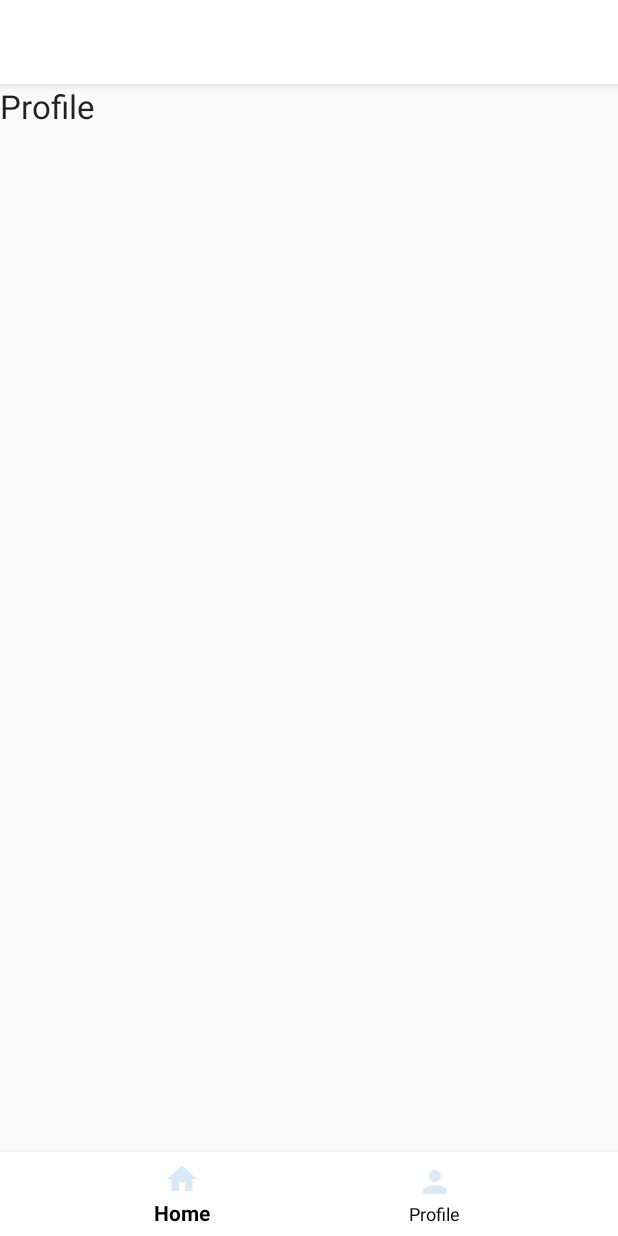
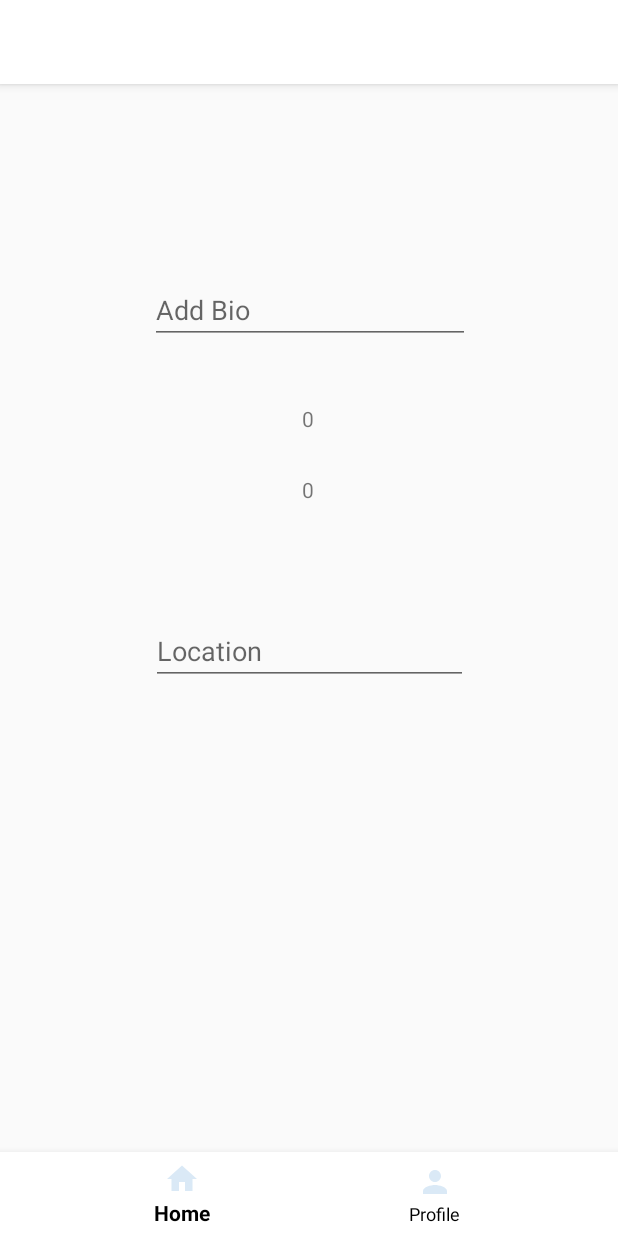
Before and after one commit to Bepen/ArtHouseGalleriaMobile, an Android app: the fragment ProfileFragment placed in its activity, on a phone screen of 412 x 824 dp. Run offline under Robolectric (Android 15) with nearby library versions, the phone set to English and light mode, and no system bars.

Commit message:
hard coded profile (user2 has info)

```diff
--- a/app/src/main/java/com/example/arthouseapp/Login.java
+++ b/app/src/main/java/com/example/arthouseapp/Login.java
@@ -45,6 +45,7 @@ public class Login extends AppCompatActivity {
                 else{
                     if(tryLogin(uText.getText().toString(), pText.getText().toString())){
                         ProfileFragment.loggedIn = true;
+                        ProfileFragment.userIndex = userIndex;
                         finish();
                     }else {
                         tryAgain.setText("Try Again");
--- a/app/src/main/java/com/example/arthouseapp/ProfileFragment.java
+++ b/app/src/main/java/com/example/arthouseapp/ProfileFragment.java
@@ -2,14 +2,28 @@ package com.example.arthouseapp;
 import android.content.Intent;
 import android.os.Bundle;
 import android.support.annotation.Nullable;
+import android.support.v4.app.FragmentTransaction;
+import android.support.v7.app.AppCompatActivity;
 import android.support.v4.app.Fragment;
 import android.view.LayoutInflater;
 import android.view.View;
 import android.view.ViewGroup;
+import android.widget.EditText;
+import android.widget.TextView;
 
 public class ProfileFragment extends Fragment {
 
     static boolean loggedIn = false;
+    static int userIndex = 0;
+    static String[] userBio = {"", "Bio Bio Bio Bio Bio Bio Bio Bio Bio Bio Bio Bio Bio Bio Bio Bio"};
+    static int[] numOfArtworkOwned = {0, 13};
+    static int[] activeBids = {0, 3};
+    static String[] location = {"", "Rochester"};
+    EditText bioBox;
+    EditText locBox;
+    TextView numArtwork;
+    TextView numBids;
+
 
     @Nullable
     @Override
@@ -22,6 +36,25 @@ public class ProfileFragment extends Fragment {
             startActivity(myIntent);
         }
 
+        bioBox = (EditText) view.findViewById(R.id.bioText);
+        locBox = (EditText) view.findViewById(R.id.location);
+
+        bioBox.setText(userBio[userIndex], TextView.BufferType.EDITABLE);
+        locBox.setText(location[userIndex], TextView.BufferType.EDITABLE);
+
+        userBio[userIndex] = bioBox.getText().toString();
+        location[userIndex] = locBox.getText().toString();
+
+        numArtwork = (TextView) view.findViewById(R.id.numArtwork);
+        numBids = (TextView) view.findViewById(R.id.numBids);
+
+        numArtwork.setText(numOfArtworkOwned[userIndex]+"");
+        numBids.setText(activeBids[userIndex]+"");
+
+
+
+
+
         return view;
     }
 }
--- a/app/src/main/res/layout/fragment_profile.xml
+++ b/app/src/main/res/layout/fragment_profile.xml
@@ -1,12 +1,65 @@
 <?xml version="1.0" encoding="utf-8"?>
-<RelativeLayout xmlns:android="http://schemas.android.com/apk/res/android"
+<android.support.constraint.ConstraintLayout xmlns:android="http://schemas.android.com/apk/res/android"
+    xmlns:app="http://schemas.android.com/apk/res-auto"
+    xmlns:tools="http://schemas.android.com/tools"
     android:layout_width="match_parent"
     android:layout_height="match_parent">
 
-    <TextView
+    <EditText
+        android:id="@+id/bioText"
         android:layout_width="wrap_content"
         android:layout_height="wrap_content"
-        android:text="Profile"
-        android:textAppearance="@style/Base.TextAppearance.AppCompat.Large" />
+        android:layout_marginStart="8dp"
+        android:layout_marginTop="128dp"
+        android:layout_marginEnd="8dp"
+        android:ems="10"
+        android:hint="Add Bio"
+        android:inputType="textPersonName"
+        app:layout_constraintEnd_toEndOf="parent"
+        app:layout_constraintHorizontal_bias="0.505"
+        app:layout_constraintStart_toStartOf="parent"
+        app:layout_constraintTop_toTopOf="parent" />
 
-</RelativeLayout>
+    <TextView
+        android:id="@+id/numArtwork"
+        android:layout_width="wrap_content"
+        android:layout_height="wrap_content"
+        android:layout_marginStart="8dp"
+        android:layout_marginTop="40dp"
+        android:layout_marginEnd="8dp"
+        android:text="numArtwork"
+        app:layout_constraintEnd_toEndOf="parent"
+        app:layout_constraintHorizontal_bias="0.498"
+        app:layout_constraintStart_toStartOf="parent"
+        app:layout_constraintTop_toBottomOf="@+id/bioText" />
+
+    <TextView
+        android:id="@+id/numBids"
+        android:layout_width="wrap_content"
+        android:layout_height="wrap_content"
+        android:layout_marginStart="8dp"
+        android:layout_marginTop="28dp"
+        android:layout_marginEnd="8dp"
+        android:text="numBids"
+        app:layout_constraintEnd_toEndOf="parent"
+        app:layout_constraintHorizontal_bias="0.498"
+        app:layout_constraintStart_toStartOf="parent"
+        app:layout_constraintTop_toBottomOf="@+id/numArtwork" />
+
+    <EditText
+        android:id="@+id/location"
+        android:layout_width="211dp"
+        android:layout_height="wrap_content"
+        android:layout_marginStart="8dp"
+        android:layout_marginTop="8dp"
+        android:layout_marginEnd="8dp"
+        android:layout_marginBottom="8dp"
+        android:ems="10"
+        android:hint="Location"
+        android:inputType="textPersonName"
+        app:layout_constraintBottom_toBottomOf="parent"
+        app:layout_constraintEnd_toEndOf="parent"
+        app:layout_constraintStart_toStartOf="parent"
+        app:layout_constraintTop_toBottomOf="@+id/numBids"
+        app:layout_constraintVertical_bias="0.182" />
+</android.support.constraint.ConstraintLayout>
```
